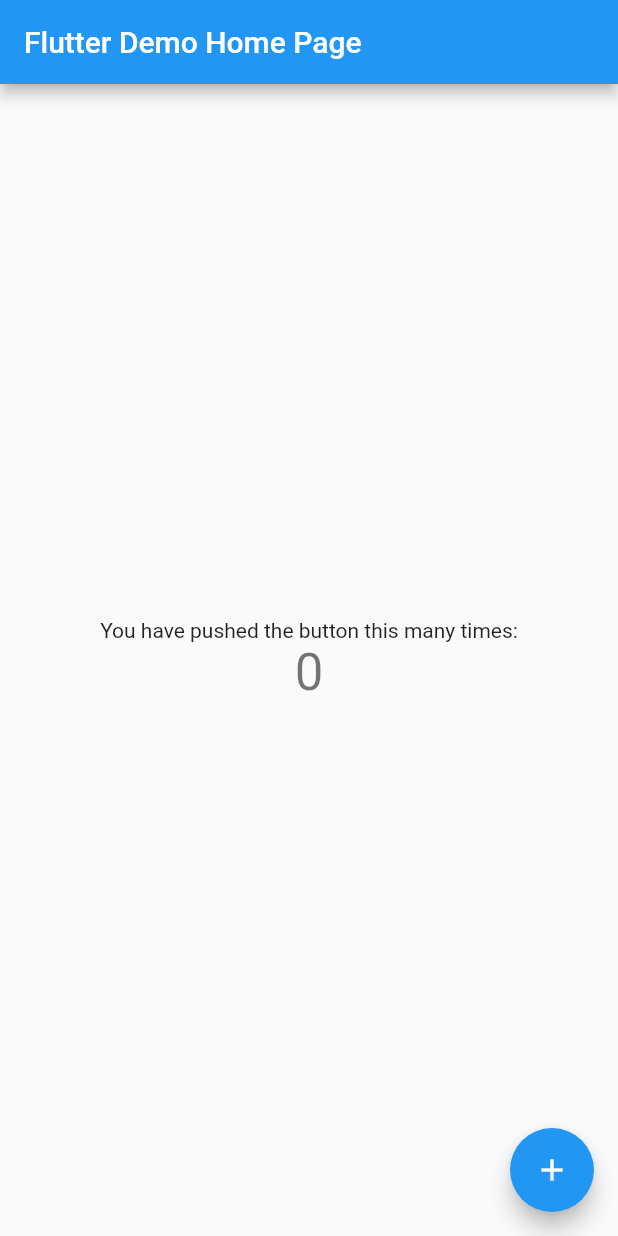
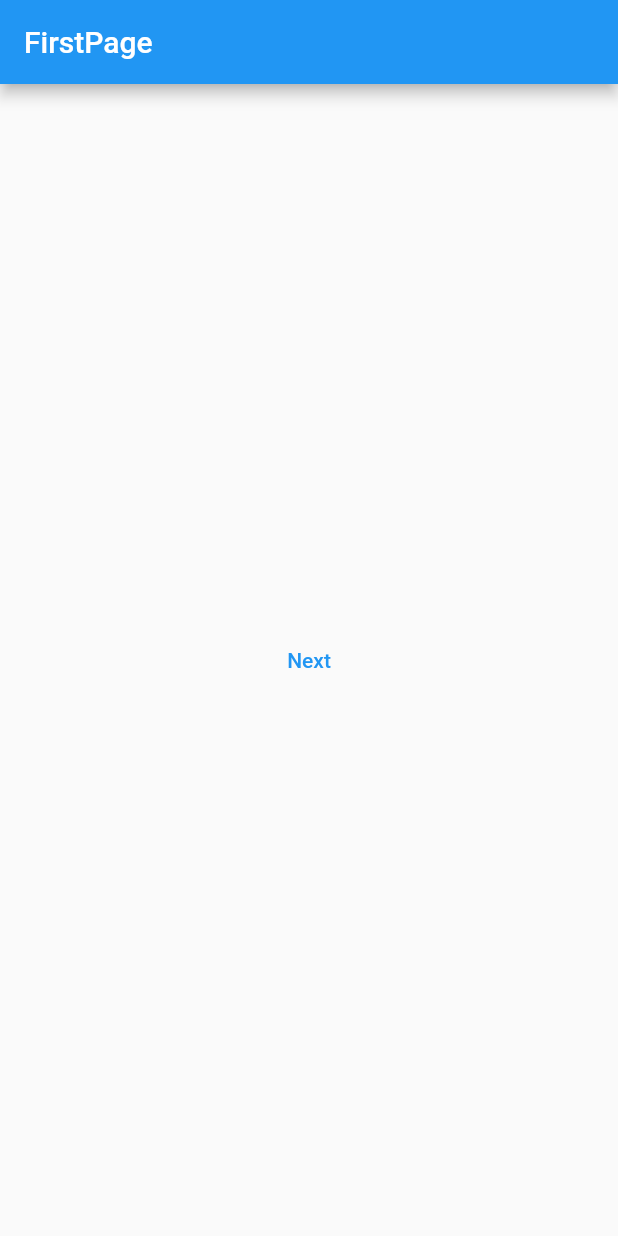
Before and after one commit to CoderNerfer/flutter_ynov_meteo, a Flutter app: the screen it shows after launch, on a phone screen of 412 x 824 dp. Run offline on Flutter 3.47's test engine with Material 2 defaults, Android fonts, the phone set to English and light mode, and no system bars.

Commit message:
:tada: feat: Construction finit d'un projet avec multi pages

```diff
--- a/lib/main.dart
+++ b/lib/main.dart
@@ -1,4 +1,5 @@
 import 'package:flutter/material.dart';
+import 'package:ynov_meteo/views/FirstPage.dart';
 
 void main() {
   runApp(const MyApp());
@@ -11,105 +12,11 @@ class MyApp extends StatelessWidget {
   @override
   Widget build(BuildContext context) {
     return MaterialApp(
-      title: 'Flutter Demo',
+      title: 'Naviation Demo',
       theme: ThemeData(
-        // This is the theme of your application.
-        //
-        // Try running your application with "flutter run". You'll see the
-        // application has a blue toolbar. Then, without quitting the app, try
-        // changing the primarySwatch below to Colors.green and then invoke
-        // "hot reload" (press "r" in the console where you ran "flutter run",
-        // or simply save your changes to "hot reload" in a Flutter IDE).
-        // Notice that the counter didn't reset back to zero; the application
-        // is not restarted.
         primarySwatch: Colors.blue,
       ),
-      home: const MyHomePage(title: 'Flutter Demo Home Page'),
+      home: const FirstPage(title: 'FirstPage'),
     );
   }
 }
-
-class MyHomePage extends StatefulWidget {
-  const MyHomePage({Key? key, required this.title}) : super(key: key);
-
-  // This widget is the home page of your application. It is stateful, meaning
-  // that it has a State object (defined below) that contains fields that affect
-  // how it looks.
-
-  // This class is the configuration for the state. It holds the values (in this
-  // case the title) provided by the parent (in this case the App widget) and
-  // used by the build method of the State. Fields in a Widget subclass are
-  // always marked "final".
-
-  final String title;
-
-  @override
-  State<MyHomePage> createState() => _MyHomePageState();
-}
-
-class _MyHomePageState extends State<MyHomePage> {
-  int _counter = 0;
-
-  void _incrementCounter() {
-    setState(() {
-      // This call to setState tells the Flutter framework that something has
-      // changed in this State, which causes it to rerun the build method below
-      // so that the display can reflect the updated values. If we changed
-      // _counter without calling setState(), then the build method would not be
-      // called again, and so nothing would appear to happen.
-      _counter++;
-    });
-  }
-
-  @override
-  Widget build(BuildContext context) {
-    // This method is rerun every time setState is called, for instance as done
-    // by the _incrementCounter method above.
-    //
-    // The Flutter framework has been optimized to make rerunning build methods
-    // fast, so that you can just rebuild anything that needs updating rather
-    // than having to individually change instances of widgets.
-    return Scaffold(
-      appBar: AppBar(
-        // Here we take the value from the MyHomePage object that was created by
-        // the App.build method, and use it to set our appbar title.
-        title: Text(widget.title),
-      ),
-      body: Center(
-        // Center is a layout widget. It takes a single child and positions it
-        // in the middle of the parent.
-        child: Column(
-          // Column is also a layout widget. It takes a list of children and
-          // arranges them vertically. By default, it sizes itself to fit its
-          // children horizontally, and tries to be as tall as its parent.
-          //
-          // Invoke "debug painting" (press "p" in the console, choose the
-          // "Toggle Debug Paint" action from the Flutter Inspector in Android
-          // Studio, or the "Toggle Debug Paint" command in Visual Studio Code)
-          // to see the wireframe for each widget.
-          //
-          // Column has various properties to control how it sizes itself and
-          // how it positions its children. Here we use mainAxisAlignment to
-          // center the children vertically; the main axis here is the vertical
-          // axis because Columns are vertical (the cross axis would be
-          // horizontal).
-          mainAxisAlignment: MainAxisAlignment.center,
-          children: <Widget>[
-            const Text(
-              'You have pushed the button this many times:',
-            ),
-            Text(
-              '$_counter',
-              style: Theme.of(context).textTheme.headline4,
-            ),
-          ],
-        ),
-      ),
-      floatingActionButton: FloatingActionButton(
-        onPressed: _incrementCounter,
-        tooltip: 'Increment',
-        child: const Icon(Icons.add),
-      ), // This trailing comma makes auto-formatting nicer for build methods.
-    );
-  }
-}
--- /dev/null
+++ b/lib/views/FirstPage.dart
@@ -0,0 +1,25 @@
+import 'package:flutter/material.dart';
+import 'package:ynov_meteo/views/SecondPage.dart';
+
+class FirstPage extends StatelessWidget {
+  const FirstPage({Key? key, required this.title}) : super(key: key);
+  final String title;
+  @override
+  Widget build(BuildContext context) {
+    return Scaffold(
+      appBar: AppBar(
+        title: Text(title),
+      ),
+      body: Center(
+        child: TextButton(
+          onPressed: () {
+            Navigator.push(context, MaterialPageRoute(builder: (context) {
+              return const SecondPage(title: 'SecondPage');
+            }));
+          },
+          child: const Text('Next'),
+        ),
+      ),
+    );
+  }
+}
```
Also changed, not shown: lib/views/SecondPage.dart (added, +22 -0 lines).
